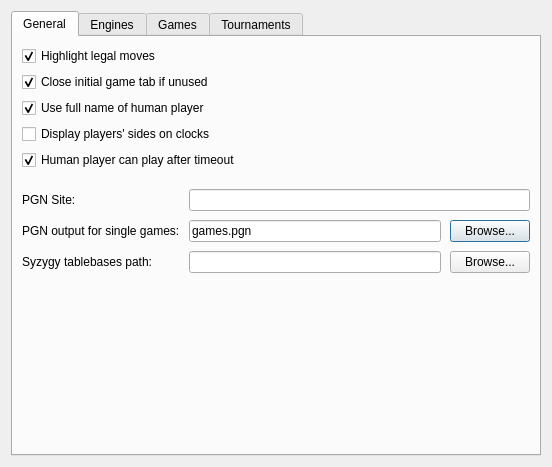
leedavid/QTggchess, file projects/gui/ui/settingsdlg.ui: the form before one commit.
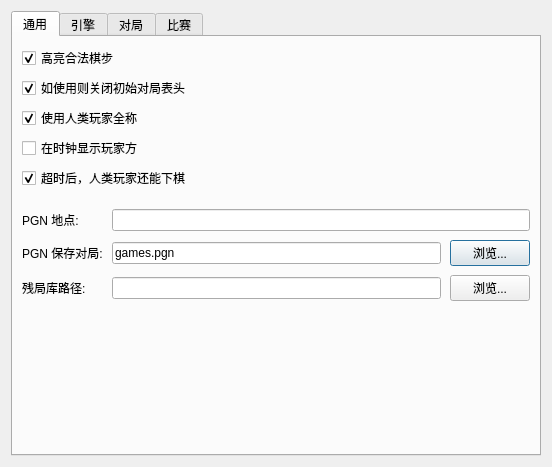
The form after the commit. The open tabs and pages were chosen to show the change. Custom widgets are drawn as their Qt base class.

What changed in the file:
```diff
--- a/projects/gui/ui/settingsdlg.ui
+++ b/projects/gui/ui/settingsdlg.ui
@@ -27,7 +27,7 @@
      </property>
      <widget class="QWidget" name="m_generalTab">
       <attribute name="title">
-       <string>General</string>
+       <string>通用</string>
       </attribute>
       <layout class="QVBoxLayout" name="verticalLayout_6">
        <item>
@@ -35,7 +35,7 @@
          <item row="6" column="0">
           <widget class="QCheckBox" name="m_humanCanPlayAfterTimeoutCheck">
            <property name="text">
-            <string>Human player can play after timeout</string>
+            <string>超时后，人类玩家还能下棋</string>
            </property>
            <property name="checked">
             <bool>true</bool>
@@ -45,14 +45,14 @@
          <item row="4" column="0">
           <widget class="QCheckBox" name="m_playersSidesOnClocksCheck">
            <property name="text">
-            <string>Display players' sides on clocks </string>
+            <string>在时钟显示玩家方 </string>
            </property>
           </widget>
          </item>
          <item row="1" column="0">
           <widget class="QCheckBox" name="m_closeUnusedInitialTabCheck">
            <property name="text">
-            <string>Close initial game tab if unused</string>
+            <string>如使用则关闭初始对局表头</string>
            </property>
            <property name="checked">
             <bool>true</bool>
@@ -62,7 +62,7 @@
          <item row="0" column="0">
           <widget class="QCheckBox" name="m_highlightLegalMovesCheck">
            <property name="text">
-            <string>Highlight legal moves</string>
+            <string>高亮合法棋步</string>
            </property>
            <property name="checked">
             <bool>true</bool>
@@ -72,7 +72,7 @@
          <item row="3" column="0">
           <widget class="QCheckBox" name="m_useFullUserNameCheck">
            <property name="text">
-            <string>Use full name of human player</string>
+            <string>使用人类玩家全称</string>
            </property>
            <property name="checked">
             <bool>true</bool>
@@ -104,7 +104,7 @@
          <item row="1" column="0">
           <widget class="QLabel" name="m_siteLabel">
            <property name="text">
-            <string>PGN Site:</string>
+            <string>PGN 地点:</string>
            </property>
            <property name="buddy">
             <cstring>m_siteEdit</cstring>
@@ -114,7 +114,7 @@
          <item row="2" column="0">
           <widget class="QLabel" name="m_defaultPgnOutFileLabel">
            <property name="text">
-            <string>PGN output for single games:</string>
+            <string>PGN 保存对局:</string>
            </property>
           </widget>
          </item>
@@ -130,7 +130,7 @@
            <item>
             <widget class="QPushButton" name="m_defaultPgnOutFileBtn">
              <property name="text">
-              <string>Browse...</string>
+              <string>浏览...</string>
              </property>
              <property name="shortcut">
               <string/>
@@ -142,7 +142,7 @@
          <item row="3" column="0">
           <widget class="QLabel" name="m_tbPathLabel">
            <property name="text">
-            <string>Syzygy tablebases path:</string>
+            <string>残局库路径:</string>
            </property>
            <property name="buddy">
             <cstring>m_tbPathEdit</cstring>
@@ -157,7 +157,7 @@
            <item>
             <widget class="QPushButton" name="m_browseTbPathBtn">
              <property name="text">
-              <string>Browse...</string>
+              <string>浏览...</string>
              </property>
             </widget>
            </item>
@@ -182,7 +182,7 @@
      </widget>
      <widget class="QWidget" name="m_enginesTab">
       <attribute name="title">
-       <string>Engines</string>
+       <string>引擎</string>
       </attribute>
       <layout class="QVBoxLayout" name="verticalLayout">
        <property name="leftMargin">
@@ -204,7 +204,7 @@
      </widget>
      <widget class="QWidget" name="m_gamesTab">
       <attribute name="title">
-       <string>Games</string>
+       <string>对局</string>
       </attribute>
       <layout class="QVBoxLayout" name="verticalLayout_3">
        <property name="spacing">
@@ -229,7 +229,7 @@
      </widget>
      <widget class="QWidget" name="m_tournamentsTab">
       <attribute name="title">
-       <string>Tournaments</string>
+       <string>比赛</string>
       </attribute>
       <layout class="QVBoxLayout" name="verticalLayout_4">
        <item>
```
Left out of the diff: 20 changed lines with no effect on the pictures.
